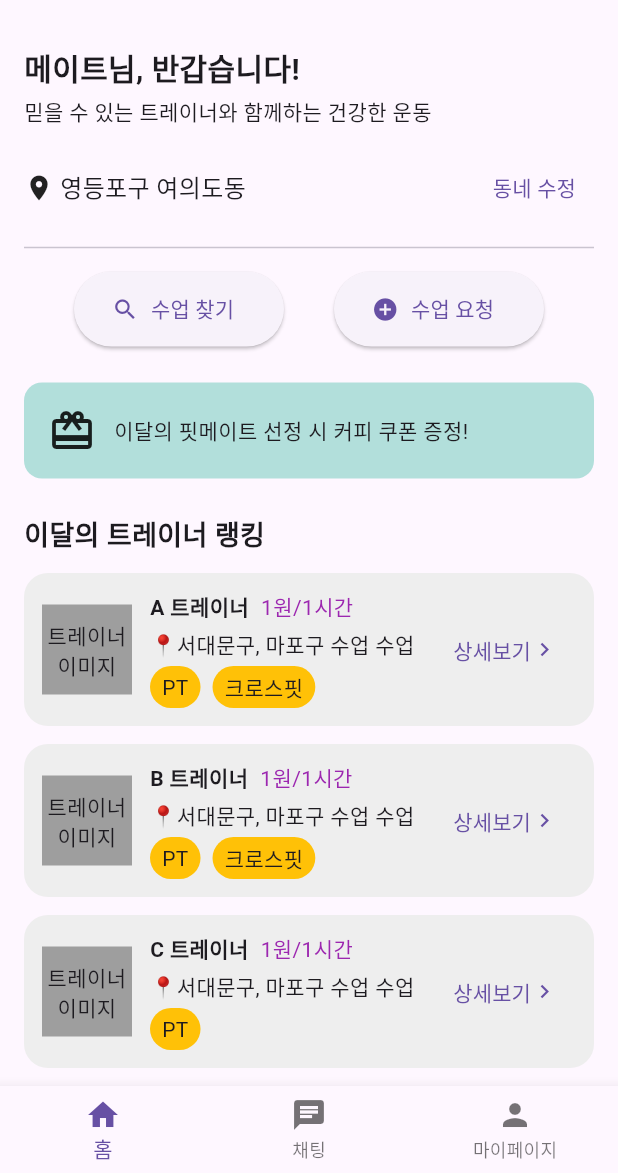
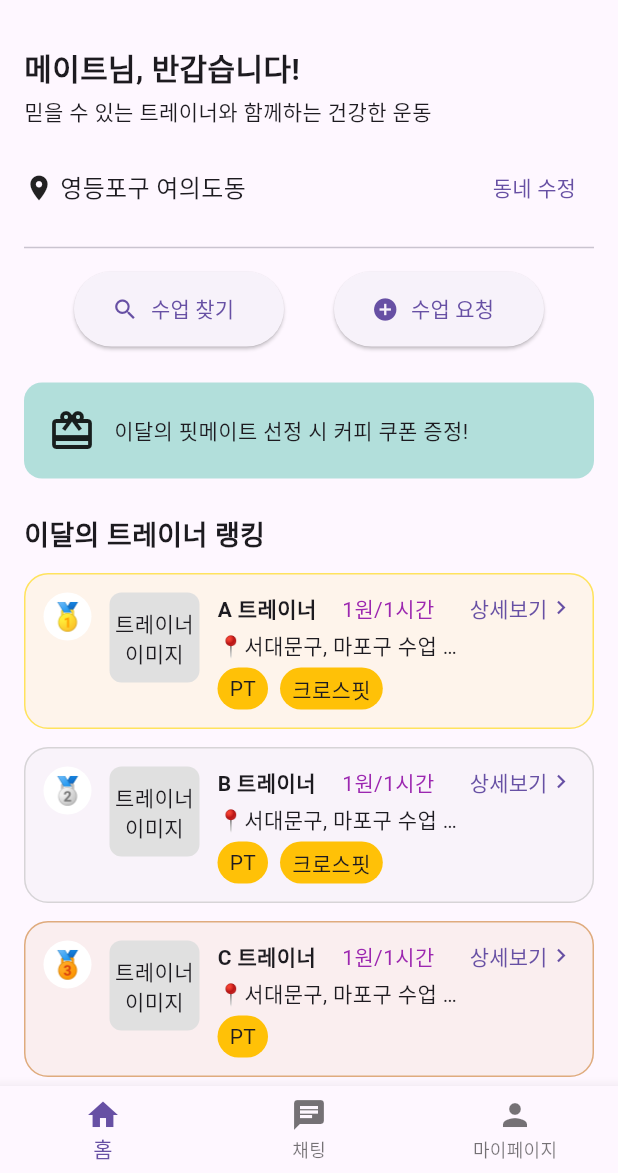
Before and after one commit to Fitmate-train/Frontend, a Flutter app: the screen it shows after launch, on a phone screen of 412 x 824 dp, the part 63-1236 px from its top. Run offline on Flutter 3.47's test engine with Material 3 defaults, Android fonts, the phone set to English and light mode, and no system bars; our stand-ins replace carousel_slider, shared_preferences; missing offline and left inert: kakao_flutter_sdk_common, kakao_flutter_sdk_user; accounts and stored records are empty.

Commit message:
랭킹 구현

```diff
--- a/lib/screens/home_screen.dart
+++ b/lib/screens/home_screen.dart
@@ -145,27 +145,60 @@ class _HomeScreenState extends State<HomeScreen> {
                 const SizedBox(height: 24),
 
                 // 트레이너 랭킹
+                // --- 랭킹 섹션 교체 ---
                 const Text(
                   '이달의 트레이너 랭킹',
                   style: TextStyle(fontSize: 18, fontWeight: FontWeight.bold),
                 ),
                 const SizedBox(height: 12),
+
                 Column(
                   children:
-                      dummyTrainers.map((trainer) {
+                      dummyTrainers.take(3).toList().asMap().entries.map((
+                        entry,
+                      ) {
+                        final rank = entry.key + 1;
+                        final t = entry.value;
+
+                        const medalEmojis = ['🥇', '🥈', '🥉'];
+                        const medalColors = [
+                          Color(0xFFFFD700), // Gold
+                          Color(0xFFC0C0C0), // Silver
+                          Color(0xFFCD7F32), // Bronze
+                        ];
+                        final color = medalColors[rank - 1];
+                        final emoji = medalEmojis[rank - 1];
+
                         return Container(
                           margin: const EdgeInsets.only(bottom: 12),
                           padding: const EdgeInsets.all(12),
                           decoration: BoxDecoration(
-                            color: Colors.grey[200],
+                            color: color.withOpacity(0.08),
+                            border: Border.all(color: color.withOpacity(0.6)),
                             borderRadius: BorderRadius.circular(16),
                           ),
                           child: Row(
+                            crossAxisAlignment: CrossAxisAlignment.start,
                             children: [
+                              // 메달 배지
+                              CircleAvatar(
+                                radius: 16,
+                                backgroundColor: Colors.white,
+                                child: Text(
+                                  emoji,
+                                  style: const TextStyle(fontSize: 18),
+                                ),
+                              ),
+                              const SizedBox(width: 12),
+
+                              // 썸네일
                               Container(
                                 width: 60,
                                 height: 60,
-                                color: Colors.grey,
+                                decoration: BoxDecoration(
+                                  color: Colors.grey[300],
+                                  borderRadius: BorderRadius.circular(8),
+                                ),
                                 alignment: Alignment.center,
                                 child: const Text(
                                   '트레이너\n이미지',
@@ -173,37 +206,56 @@ class _HomeScreenState extends State<HomeScreen> {
                                 ),
                               ),
                               const SizedBox(width: 12),
+
+                              // 본문(이 부분을 Expanded로 감싸서 넘치지 않게)
                               Expanded(
                                 child: Column(
                                   crossAxisAlignment: CrossAxisAlignment.start,
                                   children: [
+                                    // 이름 + 가격 (가격은 Flexible + ellipsis)
                                     Row(
                                       children: [
-                                        Text(
-                                          trainer.name,
+                                        Expanded(
+                                          child: Text(
+                                            t.name,
                                             style: const TextStyle(
                                               fontWeight: FontWeight.bold,
                                             ),
+                                            maxLines: 1,
+                                            overflow: TextOverflow.ellipsis,
                                           ),
-                                        const SizedBox(width: 8),
-                                        Text(
-                                          '${trainer.firstLessonRate.toStringAsFixed(0)}원/1시간',
+                                        ),
+                                        const SizedBox(width: 6),
+                                        Flexible(
+                                          child: Text(
+                                            '${t.firstLessonRate.toStringAsFixed(0)}원/1시간',
                                             style: const TextStyle(
                                               color: Colors.purple,
+                                            ),
+                                            maxLines: 1,
+                                            softWrap: false,
+                                            overflow: TextOverflow.ellipsis,
                                           ),
                                         ),
                                       ],
                                     ),
                                     const SizedBox(height: 4),
-                                    Text('📍${trainer.location} 수업'),
+
+                                    // 위치(길면 줄임)
+                                    Text(
+                                      '📍${t.location} 수업',
+                                      maxLines: 1,
+                                      overflow: TextOverflow.ellipsis,
+                                    ),
                                     const SizedBox(height: 4),
-                                    Row(
+
+                                    // 태그는 Wrap으로 줄바꿈 허용 → 가로 오버플로우 방지
+                                    Wrap(
+                                      spacing: 8,
+                                      runSpacing: 8,
                                       children:
-                                          trainer.tags.map((tag) {
+                                          t.tags.map((tag) {
                                             return Container(
-                                              margin: const EdgeInsets.only(
-                                                right: 8,
-                                              ),
                                               padding:
                                                   const EdgeInsets.symmetric(
                                                     horizontal: 8,
@@ -221,23 +273,30 @@ class _HomeScreenState extends State<HomeScreen> {
                                   ],
                                 ),
                               ),
-                              Column(
-                                children: [
+
+                              const SizedBox(width: 8),
+
+                              // '상세보기' 버튼 (최소 크기/패딩 제거 + mainAxisSize.min)
                               TextButton(
                                 onPressed:
                                     () => Navigator.pushNamed(
                                       context,
                                       '/lesson_detail',
-                                          arguments: trainer,
+                                      arguments: t,
+                                    ),
+                                style: TextButton.styleFrom(
+                                  padding: EdgeInsets.zero,
+                                  minimumSize: const Size(0, 0),
+                                  tapTargetSize:
+                                      MaterialTapTargetSize.shrinkWrap,
                                 ),
                                 child: Row(
+                                  mainAxisSize: MainAxisSize.min,
                                   children: const [
                                     Text('상세보기'),
-                                        Icon(Icons.chevron_right),
+                                    Icon(Icons.chevron_right, size: 18),
                                   ],
                                 ),
-                                  ),
-                                ],
                               ),
                             ],
                           ),
```
Lines whose indentation alone changed are shown as unchanged.
